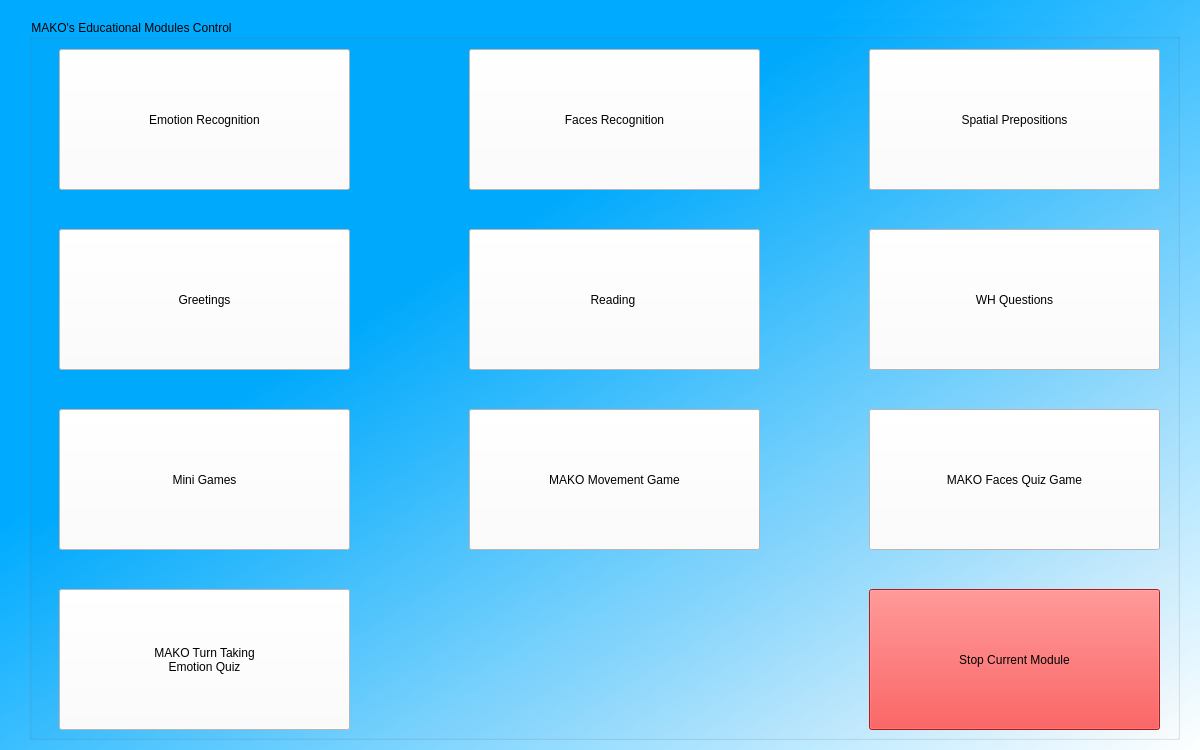
Above: GUI/MAKO_ControlPanel/Control_Panel.ui from karim-mo/mako_robot before the change. Below: the same form after it.
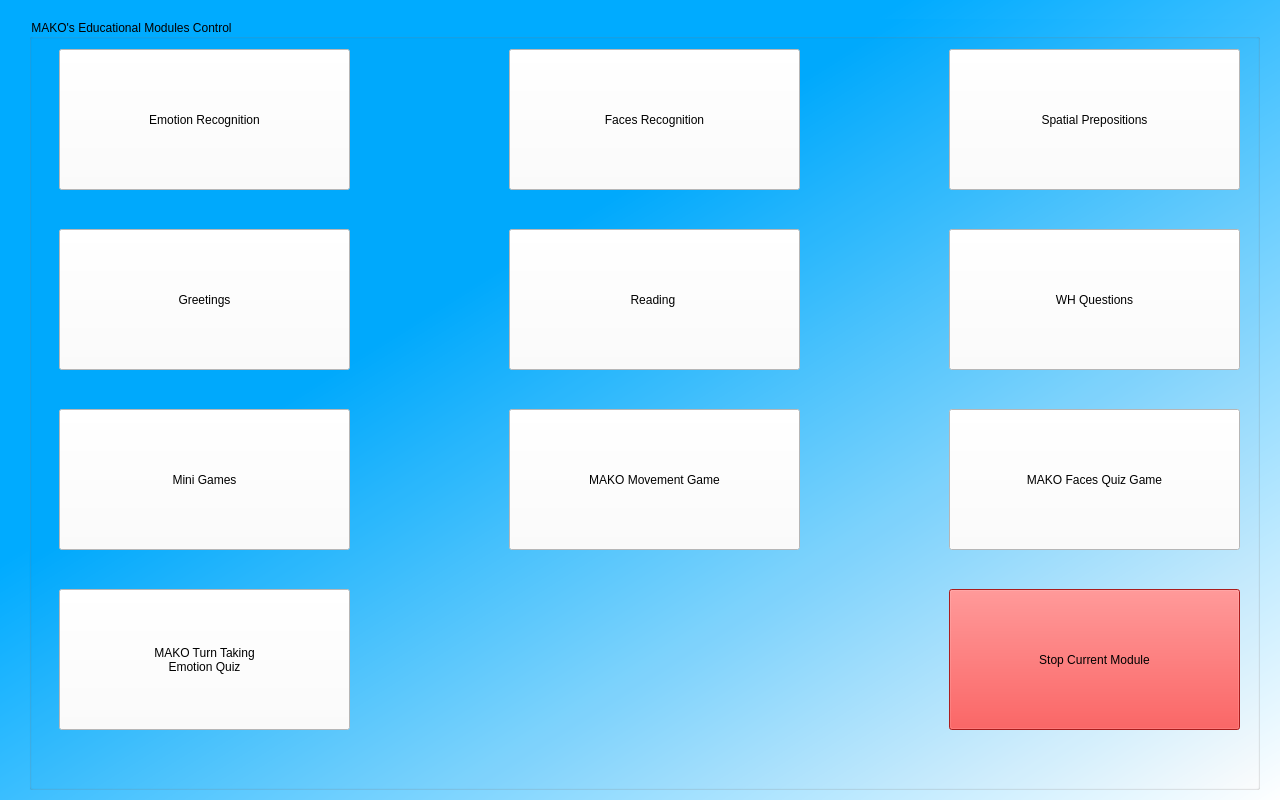
That is the form after the change.

Diff of the .ui file:
```diff
--- a/GUI/MAKO_ControlPanel/Control_Panel.ui
+++ b/GUI/MAKO_ControlPanel/Control_Panel.ui
@@ -6,20 +6,20 @@
    <rect>
     <x>0</x>
     <y>0</y>
-    <width>1200</width>
-    <height>750</height>
+    <width>1280</width>
+    <height>800</height>
    </rect>
   </property>
   <property name="minimumSize">
    <size>
-    <width>1200</width>
-    <height>750</height>
+    <width>1280</width>
+    <height>800</height>
    </size>
   </property>
   <property name="maximumSize">
    <size>
-    <width>1200</width>
-    <height>750</height>
+    <width>1280</width>
+    <height>800</height>
    </size>
   </property>
   <property name="windowTitle">
@@ -34,8 +34,8 @@
      <rect>
       <x>29</x>
       <y>19</y>
-      <width>1151</width>
-      <height>721</height>
+      <width>1231</width>
+      <height>771</height>
      </rect>
     </property>
     <property name="minimumSize">
@@ -46,8 +46,8 @@
     </property>
     <property name="maximumSize">
      <size>
-      <width>1200</width>
-      <height>750</height>
+      <width>1300</width>
+      <height>900</height>
      </size>
     </property>
     <property name="title">
@@ -72,7 +72,7 @@
     <widget class="QPushButton" name="btnFace">
      <property name="geometry">
       <rect>
-       <x>440</x>
+       <x>480</x>
        <y>30</y>
        <width>291</width>
        <height>141</height>
@@ -88,7 +88,7 @@
     <widget class="QPushButton" name="btnSpatial">
      <property name="geometry">
       <rect>
-       <x>840</x>
+       <x>920</x>
        <y>30</y>
        <width>291</width>
        <height>141</height>
@@ -120,7 +120,7 @@
     <widget class="QPushButton" name="btnRead">
      <property name="geometry">
       <rect>
-       <x>440</x>
+       <x>480</x>
        <y>210</y>
        <width>291</width>
        <height>141</height>
@@ -136,7 +136,7 @@
     <widget class="QPushButton" name="btnLang">
      <property name="geometry">
       <rect>
-       <x>840</x>
+       <x>920</x>
        <y>210</y>
        <width>291</width>
        <height>141</height>
@@ -168,7 +168,7 @@
     <widget class="QPushButton" name="btnRobotCntrl">
      <property name="geometry">
       <rect>
-       <x>440</x>
+       <x>480</x>
        <y>390</y>
        <width>291</width>
        <height>141</height>
@@ -184,7 +184,7 @@
     <widget class="QPushButton" name="btnRobotFaces">
      <property name="geometry">
       <rect>
-       <x>840</x>
+       <x>920</x>
        <y>390</y>
        <width>291</width>
        <height>141</height>
@@ -217,7 +217,7 @@
     <widget class="QPushButton" name="btnStop">
      <property name="geometry">
       <rect>
-       <x>840</x>
+       <x>920</x>
        <y>570</y>
        <width>291</width>
        <height>141</height>
```
